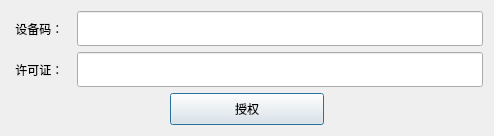
Above: UAVManage/registerdialog.ui from gessd/UAVManage before the change. Below: the same form after it.
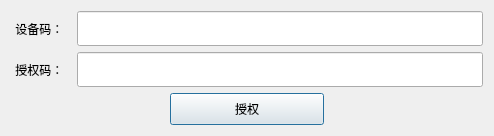
That is the form after the change.

Commit message: 授权码写入注册表

The edit to the form file:
```diff
--- a/UAVManage/registerdialog.ui
+++ b/UAVManage/registerdialog.ui
@@ -76,7 +76,7 @@
        <item>
         <widget class="QLabel" name="label_2">
          <property name="text">
-          <string>许可证： </string>
+          <string>授权码： </string>
          </property>
          <property name="alignment">
           <set>Qt::AlignCenter</set>
```
The commit also changes 2 other files.
